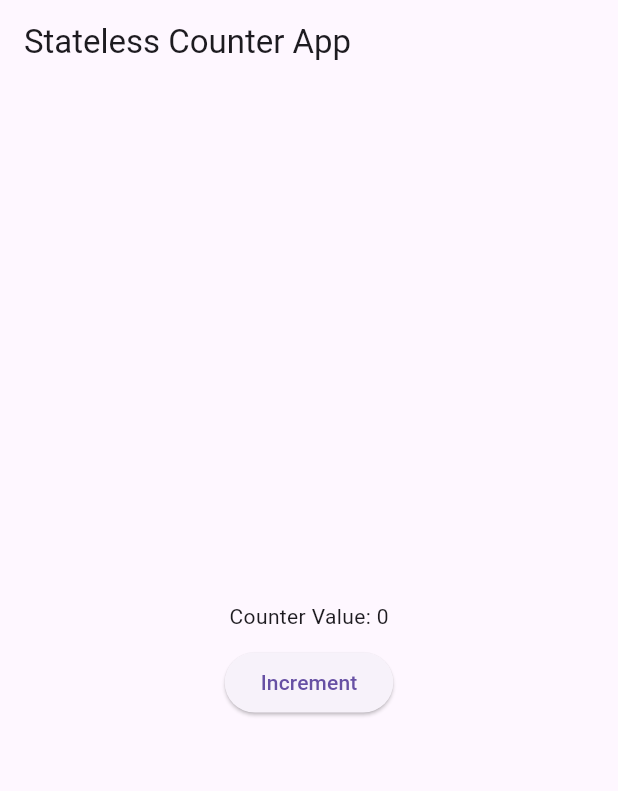
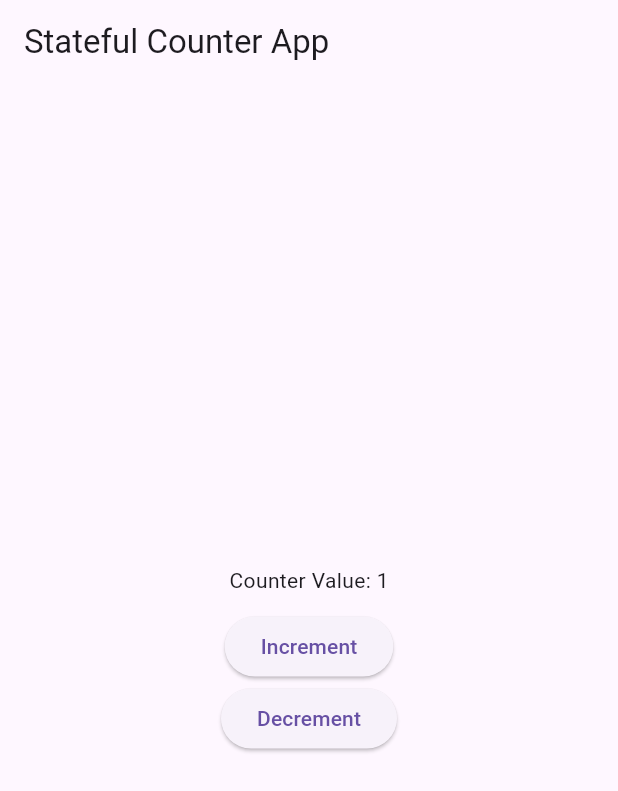
Before and after one commit to trfyrt/FlutterProvider_AaronKongdoh, a Flutter app: the screen it shows after launch, after a tap on "Increment", on a phone screen of 412 x 824 dp. Shown: the top 791 px of the screen. Run offline on Flutter 3.47's test engine with Material 3 defaults, Android fonts, the phone set to English and light mode, and no system bars.

Commit message:
Local State Management

```diff
--- a/lib/main.dart
+++ b/lib/main.dart
@@ -2,8 +2,8 @@ import 'package:flutter/material.dart';
 
 void main() {
   // Uncomment the following line to run the StatefulWidget version:
-  runApp(MyStatelessApp());
-  // runApp(MyStatefulWidgetApp());
+  // runApp(MyStatelessApp());
+  runApp(MyStatefulWidgetApp());
 }
 
 class MyStatelessApp extends StatelessWidget {
@@ -51,6 +51,14 @@ class _MyStatefulWidgetAppState extends State<MyStatefulWidgetApp> {
     });
   }
 
+  void decrementCounter() {
+    setState(() {
+      if (counter > 0) {
+        counter--;
+      }
+    });
+  }
+
   @override
   Widget build(BuildContext context) {
     return MaterialApp(
@@ -66,6 +74,10 @@ class _MyStatefulWidgetAppState extends State<MyStatefulWidgetApp> {
                 onPressed: incrementCounter,
                 child: Text('Increment'),
               ),
+              ElevatedButton(
+                onPressed: decrementCounter,
+                child: Text('Decrement'),
+              ),
             ],
           ),
         ),
```
